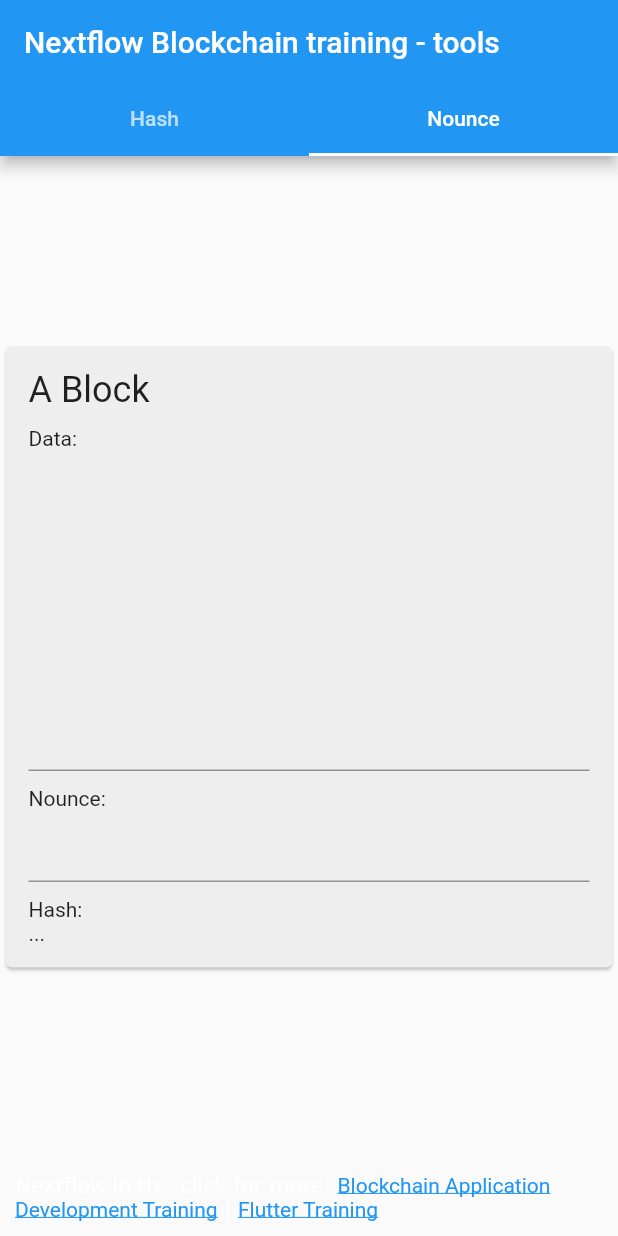
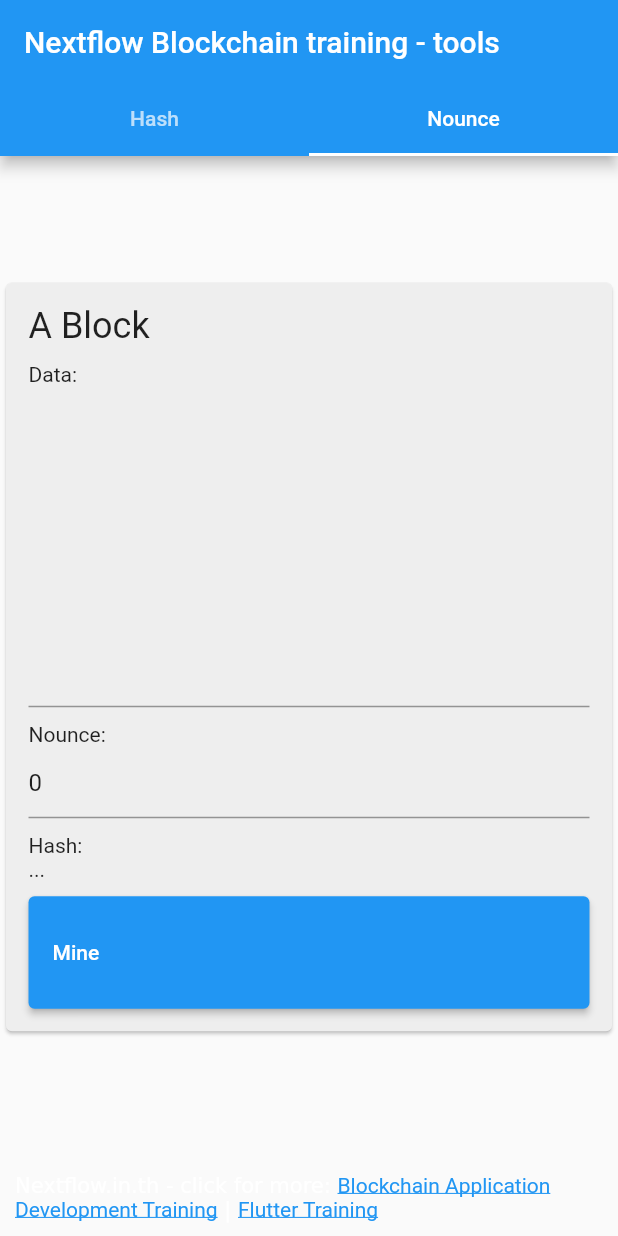
Before and after one commit to teerasej/hash_sha256, a Flutter app: the screen it shows after launch, tab 2 chosen, on a phone screen of 412 x 824 dp. Run offline on Flutter 3.47's test engine with Material 2 defaults, Android fonts, the phone set to English and light mode, and no system bars.

Commit message:
enable button to mine perfect nonce - perfect nonce will make hash valid - validate hash's valid with counting 0 prefix of hash - current code set to 3 zeroes.

```diff
--- a/lib/pages/nonce/nonce_page.dart
+++ b/lib/pages/nonce/nonce_page.dart
@@ -1,4 +1,5 @@
 import 'package:flutter/material.dart';
+import 'package:flutter/services.dart';
 import 'package:hash_sha256/utils/hash_util.dart';
 
 class NoncePage extends StatefulWidget {
@@ -14,15 +15,30 @@ class _NoncePageState extends State<NoncePage> {
   String _data = '';
   int _nonce = 0;
   String _hashed = '...';
+  bool _mining = false;
 
   void doHash() {
     if (_formKey.currentState!.validate()) {
       _formKey.currentState!.save();
 
       setState(() {
-        _hashed = HashUtil.hashSHA264(_data + _nonce.toString());
+        _hashed = HashUtil.hashSHA264(_data, _nonce.toString());
       });
     }
+  }
+
+  void mindHash() async {
+    var result = await HashUtil.hashWithZeroCountCondition(
+      _data,
+      3,
+      nonce: _nonce,
+    );
+
+    setState(() {
+      _mining = false;
+      _hashed = result.hashed;
+      _nonce = result.nonce;
+    });
   }
 
   @override
@@ -42,16 +58,16 @@ class _NoncePageState extends State<NoncePage> {
                 child: Column(
                   crossAxisAlignment: CrossAxisAlignment.start,
                   children: [
-                    Text(
+                    const Text(
                       'A Block',
                       style: TextStyle(
                         fontSize: 24,
                       ),
                     ),
-                    SizedBox(
+                    const SizedBox(
                       height: 10,
                     ),
-                    Text('Data:'),
+                    const Text('Data:'),
                     TextFormField(
                       maxLines: 10,
                       onChanged: (value) => doHash(),
@@ -63,11 +79,14 @@ class _NoncePageState extends State<NoncePage> {
                         return null;
                       },
                     ),
-                    SizedBox(
+                    const SizedBox(
                       height: 10,
                     ),
-                    Text('Nounce:'),
+                    const Text('Nounce:'),
                     TextFormField(
+                      keyboardType: TextInputType.number,
+                      inputFormatters: [FilteringTextInputFormatter.digitsOnly],
+                      controller: TextEditingController(text: '$_nonce'),
                       onChanged: (value) => doHash(),
                       onSaved: (newValue) =>
                           _nonce = int.parse(newValue ?? '0'),
@@ -81,8 +100,51 @@ class _NoncePageState extends State<NoncePage> {
                     SizedBox(
                       height: 10,
                     ),
+                    // const Text(
+                    //     'Zero number in hash\'prefix to make hash valid:'),
+                    // TextFormField(
+                    //   keyboardType: TextInputType.number,
+                    //   inputFormatters: [FilteringTextInputFormatter.digitsOnly],
+                    //   controller: TextEditingController(text: '$_nonce'),
+                    //   onChanged: (value) => doHash(),
+                    //   onSaved: (newValue) =>
+                    //       _nonce = int.parse(newValue ?? '0'),
+                    //   validator: (value) {
+                    //     if (value == null || value.isEmpty) {
+                    //       return 'Please fill the form';
+                    //     }
+                    //     return null;
+                    //   },
+                    // ),
+                    // SizedBox(
+                    //   height: 10,
+                    // ),
                     Text('Hash:'),
                     Text(_hashed),
+                    SizedBox(
+                      height: 10,
+                    ),
+                    SizedBox(
+                      height: 75,
+                      child: ElevatedButton(
+                        onPressed: !_mining
+                            ? () {
+                                setState(() {
+                                  _mining = true;
+                                  mindHash();
+                                });
+                              }
+                            : null,
+                        child: Row(
+                          children: [
+                            const Text('Mine'),
+                            _mining
+                                ? const CircularProgressIndicator()
+                                : Container()
+                          ],
+                        ),
+                      ),
+                    )
                   ],
                 ),
               ),
```
